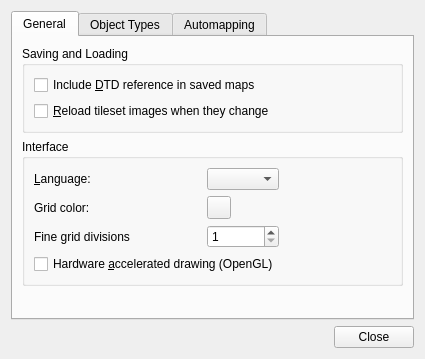
Qt form src/tiled/preferencesdialog.ui (mapeditor/tiled) before a commit.
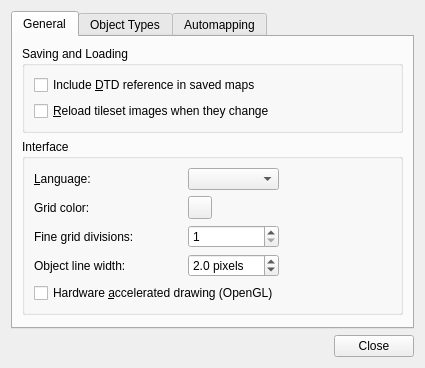
The same form after that commit. Icons and pictures are not drawn. Custom widgets are drawn as their Qt base class.

Commit message:
Added support for changing the object line width
This new setting in the preferences affects the line width used when
drawing rectangle, ellipse and polygon/polyline objects.

Setting the width to 0 will make the line 1 pixel wide regardless of the
zoom level.

Closes #502

Patch:
```diff
--- a/src/tiled/preferencesdialog.ui
+++ b/src/tiled/preferencesdialog.ui
@@ -7,7 +7,7 @@
     <x>0</x>
     <y>0</y>
     <width>421</width>
-    <height>369</height>
+    <height>383</height>
    </rect>
   </property>
   <property name="windowTitle">
@@ -59,7 +59,7 @@
           <string>Interface</string>
          </property>
          <layout class="QGridLayout" name="gridLayout_2">
-          <item row="4" column="0" colspan="4">
+          <item row="5" column="0" colspan="4">
            <widget class="QCheckBox" name="openGL">
             <property name="text">
              <string>Hardware &amp;accelerated drawing (OpenGL)</string>
@@ -105,7 +105,10 @@
           <item row="3" column="0">
            <widget class="QLabel" name="label_4">
             <property name="text">
-             <string>Fine grid divisions</string>
+             <string>Fine grid divisions:</string>
+            </property>
+            <property name="buddy">
+             <cstring>gridFine</cstring>
             </property>
            </widget>
           </item>
@@ -119,6 +122,29 @@
             </property>
            </widget>
           </item>
+          <item row="4" column="3">
+           <widget class="QDoubleSpinBox" name="objectLineWidth">
+            <property name="suffix">
+             <string> pixels</string>
+            </property>
+            <property name="decimals">
+             <number>1</number>
+            </property>
+            <property name="value">
+             <double>2.000000000000000</double>
+            </property>
+           </widget>
+          </item>
+          <item row="4" column="0">
+           <widget class="QLabel" name="label">
+            <property name="text">
+             <string>Object line width:</string>
+            </property>
+            <property name="buddy">
+             <cstring>objectLineWidth</cstring>
+            </property>
+           </widget>
+          </item>
          </layout>
         </widget>
        </item>
```
Left out of the diff: 17 changed lines with no effect on the pictures. The commit also changes 9 other files.
